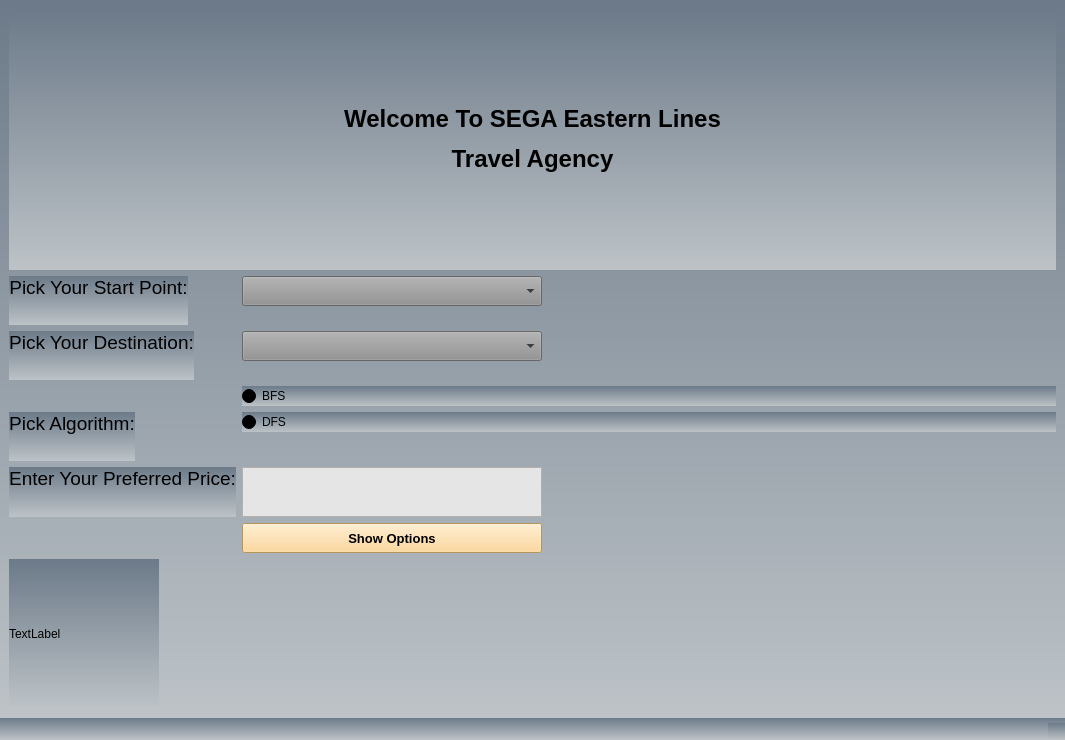
Above: GuideMe/mainwindow.ui from YoussefAhmed488/GuideMe before the change. Below: the same form after it.
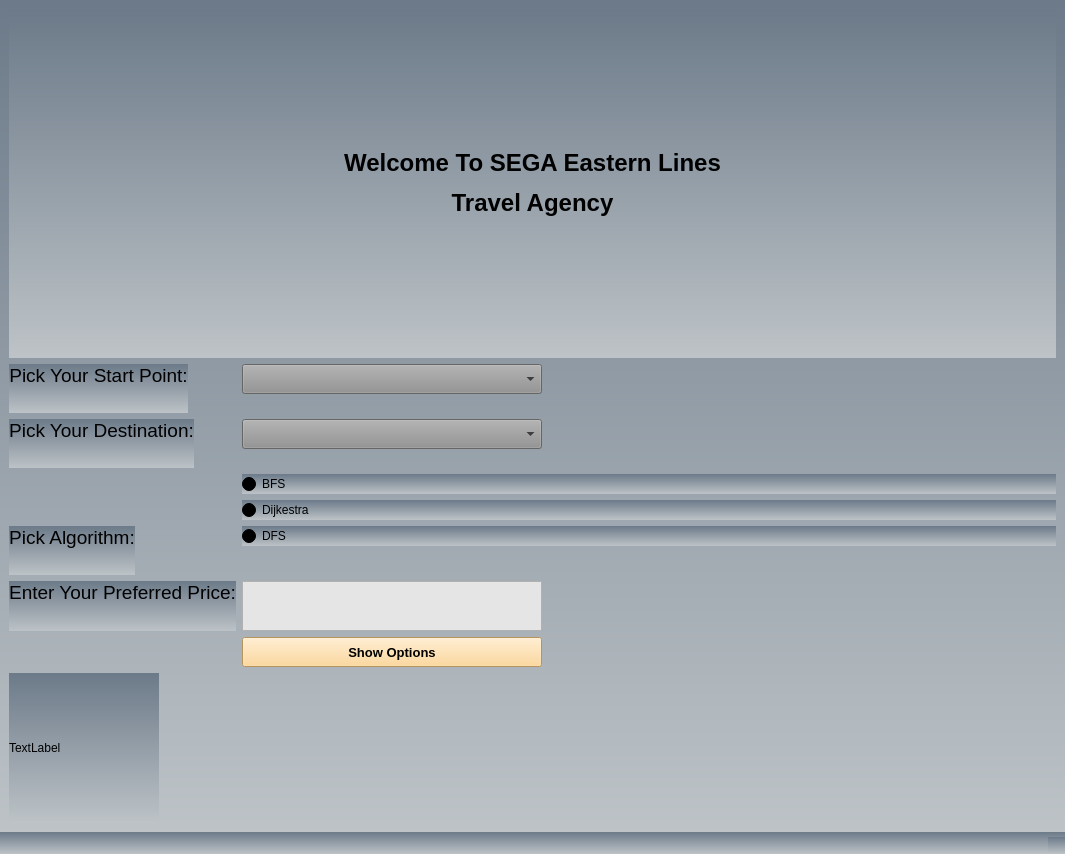
That is the form after the change.

```diff
--- a/GuideMe/mainwindow.ui
+++ b/GuideMe/mainwindow.ui
@@ -7,7 +7,7 @@
     <x>0</x>
     <y>0</y>
     <width>1065</width>
-    <height>740</height>
+    <height>854</height>
    </rect>
   </property>
   <property name="sizePolicy">
@@ -93,28 +93,28 @@
       </property>
      </widget>
     </item>
-    <item row="11" column="0">
+    <item row="12" column="0">
      <widget class="QLabel" name="AlgoLabel">
       <property name="text">
        <string>&lt;html&gt;&lt;head/&gt;&lt;body&gt;&lt;p align=&quot;center&quot;&gt;&lt;span style=&quot; font-size:14pt;&quot;&gt;Pick Algorithm:&lt;/span&gt;&lt;/p&gt;&lt;p align=&quot;center&quot;&gt;&lt;/p&gt;&lt;/body&gt;&lt;/html&gt;</string>
       </property>
      </widget>
     </item>
-    <item row="11" column="1">
+    <item row="12" column="1">
      <widget class="QRadioButton" name="DfsRB">
       <property name="text">
        <string>DFS</string>
       </property>
      </widget>
     </item>
-    <item row="17" column="0">
+    <item row="19" column="0">
      <widget class="QLabel" name="label">
       <property name="text">
        <string>&lt;html&gt;&lt;head/&gt;&lt;body&gt;&lt;p align=&quot;center&quot;&gt;&lt;span style=&quot; font-size:14pt;&quot;&gt;Enter Your Preferred Price:&lt;/span&gt;&lt;/p&gt;&lt;p align=&quot;center&quot;&gt;&lt;/p&gt;&lt;/body&gt;&lt;/html&gt;</string>
       </property>
      </widget>
     </item>
-    <item row="17" column="1">
+    <item row="19" column="1">
      <widget class="QTextEdit" name="priceEdit">
       <property name="sizePolicy">
        <sizepolicy hsizetype="Fixed" vsizetype="Expanding">
@@ -138,7 +138,7 @@
       </property>
      </widget>
     </item>
-    <item row="24" column="1">
+    <item row="26" column="1">
      <widget class="QPushButton" name="pushButton">
       <property name="maximumSize">
        <size>
@@ -160,7 +160,7 @@
       </property>
      </widget>
     </item>
-    <item row="25" column="0">
+    <item row="27" column="0">
      <widget class="QLabel" name="pic_label">
       <property name="minimumSize">
        <size>
@@ -179,6 +179,13 @@
       </property>
      </widget>
     </item>
+    <item row="11" column="1">
+     <widget class="QRadioButton" name="radioButton">
+      <property name="text">
+       <string>Dijkestra</string>
+      </property>
+     </widget>
+    </item>
    </layout>
   </widget>
   <widget class="QMenuBar" name="menubar">
```
